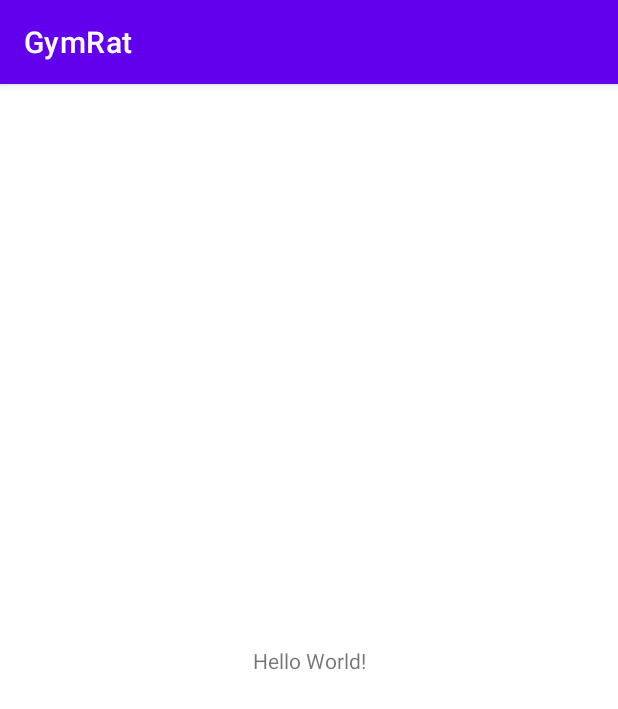
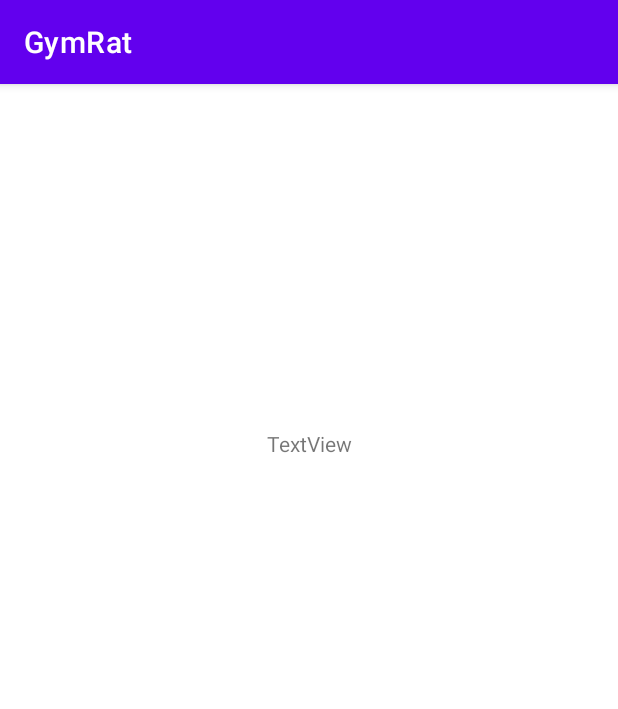
Before and after one commit to Cl0wnFiesta/GymRat, an Android app: the screen it shows after launch (MainActivity before the commit, FirstTime after it), on a phone screen of 412 x 824 dp. Shown: the top 709 px of the screen. Run offline under Robolectric (Android 15) with nearby library versions, the phone set to English and light mode, and no system bars.

Commit message:
FirstTime view

```diff
--- a/app/src/main/AndroidManifest.xml
+++ b/app/src/main/AndroidManifest.xml
@@ -10,6 +10,9 @@
         android:supportsRtl="true"
         android:theme="@style/Theme.GymRat">
         <activity
+            android:name=".FirstTime"
+            android:exported="false"/>
+        <activity
             android:name=".MainActivity"
             android:exported="true">
             <intent-filter>
--- /dev/null
+++ b/app/src/main/java/com/example/gymrat/FirstTime.java
@@ -0,0 +1,17 @@
+package com.example.gymrat;
+
+import android.content.Intent;
+import android.os.Bundle;
+
+import androidx.appcompat.app.AppCompatActivity;
+
+public class FirstTime extends AppCompatActivity {
+    @Override
+    protected void onCreate(Bundle savedInstanceState) {
+        super.onCreate(savedInstanceState);
+        setContentView(R.layout.first_time_layout);
+        Intent intent = getIntent();
+
+
+    }
+}
--- a/app/src/main/java/com/example/gymrat/MainActivity.java
+++ b/app/src/main/java/com/example/gymrat/MainActivity.java
@@ -2,14 +2,23 @@ package com.example.gymrat;
 
 import androidx.appcompat.app.AppCompatActivity;
 
+import android.content.Intent;
 import android.os.Bundle;
+import android.util.Log;
 
 public class MainActivity extends AppCompatActivity {
 
+    private boolean firstTime = true;
+    public static final String EXTRA_MESSAGE = "Age";
     @Override
     protected void onCreate(Bundle savedInstanceState) {
         super.onCreate(savedInstanceState);
         setContentView(R.layout.activity_main);
         //this is a comment
+        if(firstTime){
+            Log.d("tag","why?");
+            Intent intent = new Intent(this, FirstTime.class);
+            startActivity(intent);
+        }
     }
 }
--- /dev/null
+++ b/app/src/main/res/layout/first_time_layout.xml
@@ -0,0 +1,18 @@
+<?xml version="1.0" encoding="utf-8"?>
+<androidx.constraintlayout.widget.ConstraintLayout xmlns:android="http://schemas.android.com/apk/res/android"
+    xmlns:app="http://schemas.android.com/apk/res-auto"
+    xmlns:tools="http://schemas.android.com/tools"
+    android:id="@+id/linearLayout"
+    android:layout_width="match_parent"
+    android:layout_height="match_parent">
+
+    <TextView
+        android:id="@+id/textView2"
+        android:layout_width="wrap_content"
+        android:layout_height="wrap_content"
+        android:layout_marginTop="230dp"
+        android:text="TextView"
+        app:layout_constraintEnd_toEndOf="parent"
+        app:layout_constraintStart_toStartOf="parent"
+        app:layout_constraintTop_toTopOf="parent" />
+</androidx.constraintlayout.widget.ConstraintLayout>
```
